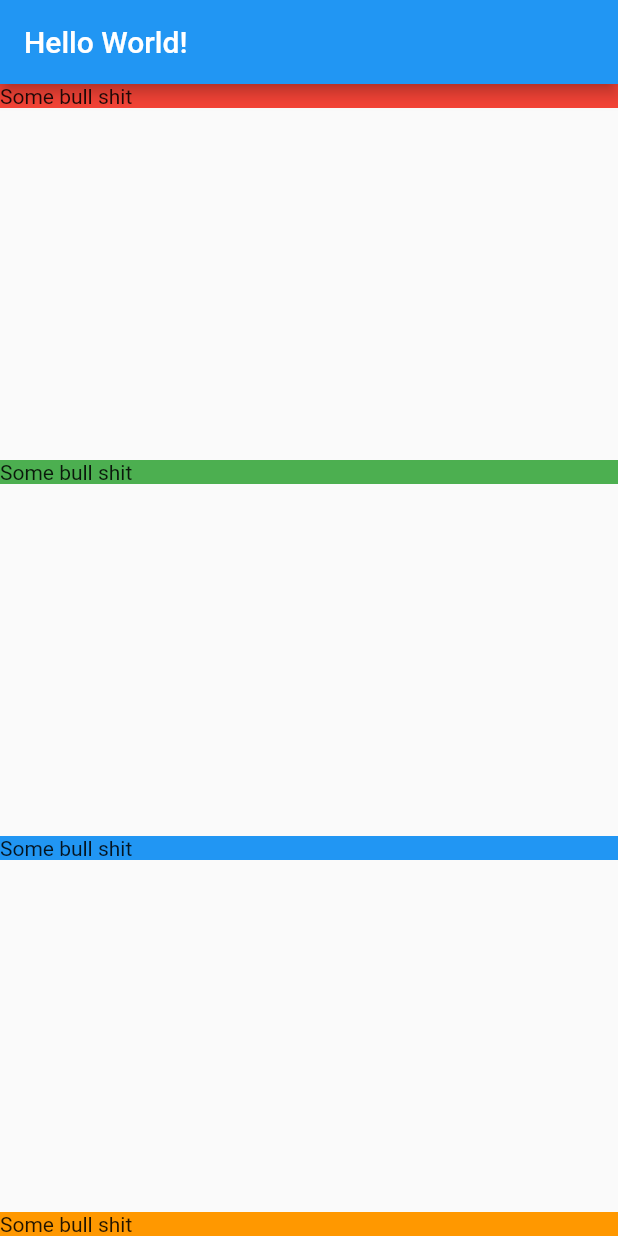
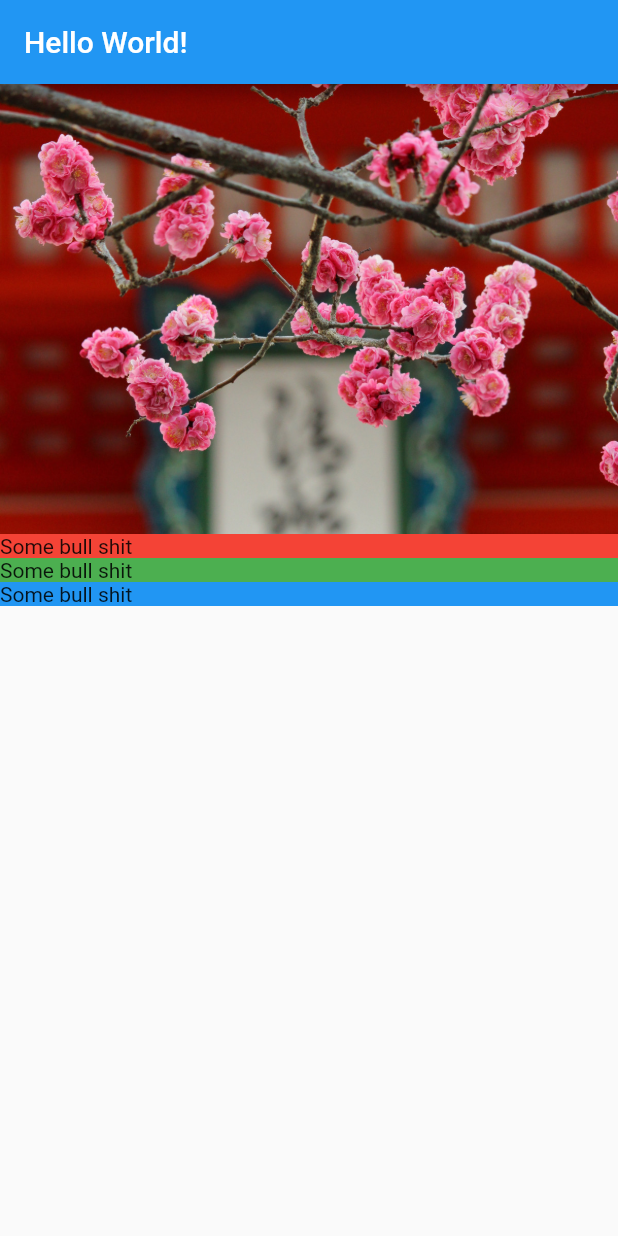
Before and after one commit to omarlamin01/tourism_and_co, a Flutter app: the screen it shows after launch, on a phone screen of 412 x 824 dp. Run offline on Flutter 3.47's test engine with Material 2 defaults, Android fonts, the phone set to English and light mode, and no system bars.

Commit message:
show cover image to screen

```diff
--- /dev/null
+++ b/lib/screens/location_detail/image_banner.dart
@@ -0,0 +1,22 @@
+import 'package:flutter/material.dart';
+
+class ImageBanner extends StatelessWidget {
+
+  final String _pathToImage;
+
+  const ImageBanner(this._pathToImage);
+
+  @override
+  Widget build(BuildContext context) {
+    return Container(
+      constraints: const BoxConstraints.expand(
+        height: 300.0,
+      ),
+      decoration: const BoxDecoration(color: Colors.grey),
+      child: Image.asset(
+        _pathToImage,
+        fit: BoxFit.cover,
+      ),
+    );
+  }
+}
--- a/lib/screens/location_detail/location_detail.dart
+++ b/lib/screens/location_detail/location_detail.dart
@@ -1,5 +1,6 @@
 import 'package:flutter/material.dart';
 import 'text_section.dart';
+import 'image_banner.dart';
 
 class LocationDetail extends StatelessWidget {
   @override
@@ -9,13 +10,13 @@ class LocationDetail extends StatelessWidget {
         title: const Text('Hello World!'),
       ),
       body: Column(
-        mainAxisAlignment: MainAxisAlignment.spaceBetween,
+        mainAxisAlignment: MainAxisAlignment.start,
         crossAxisAlignment: CrossAxisAlignment.stretch,
-        children: [
+        children: const [
+          ImageBanner("assets/images/kiyomizu-dera.jpg"),
           TextSection(Colors.red),
           TextSection(Colors.green),
           TextSection(Colors.blue),
-          TextSection(Colors.orange),
         ],
       ),
     );
```
